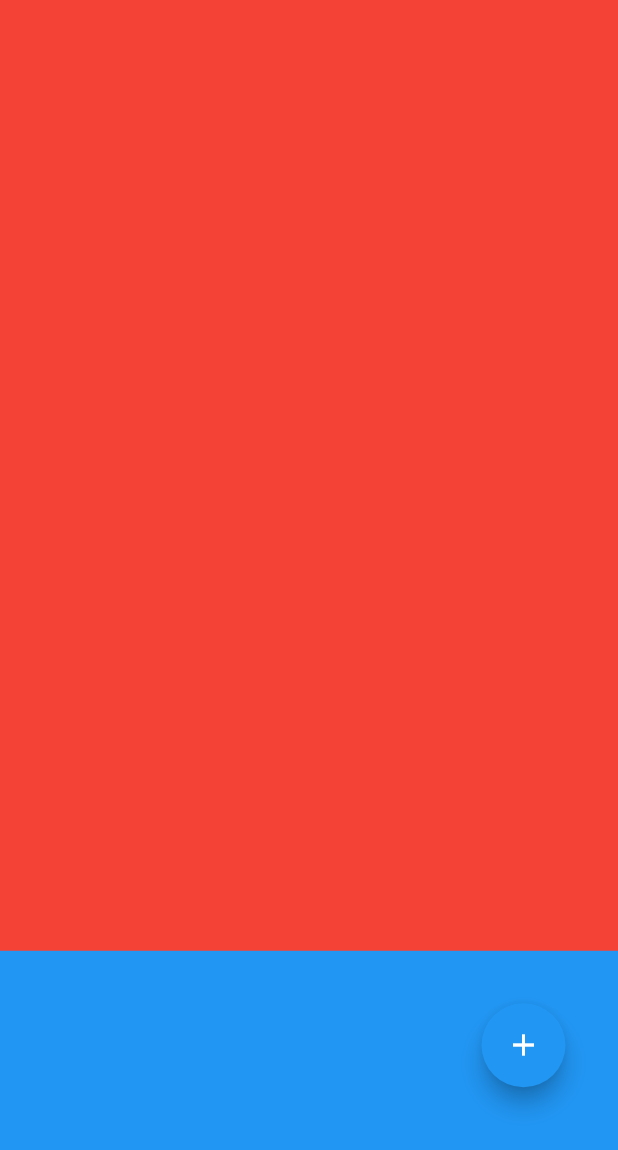
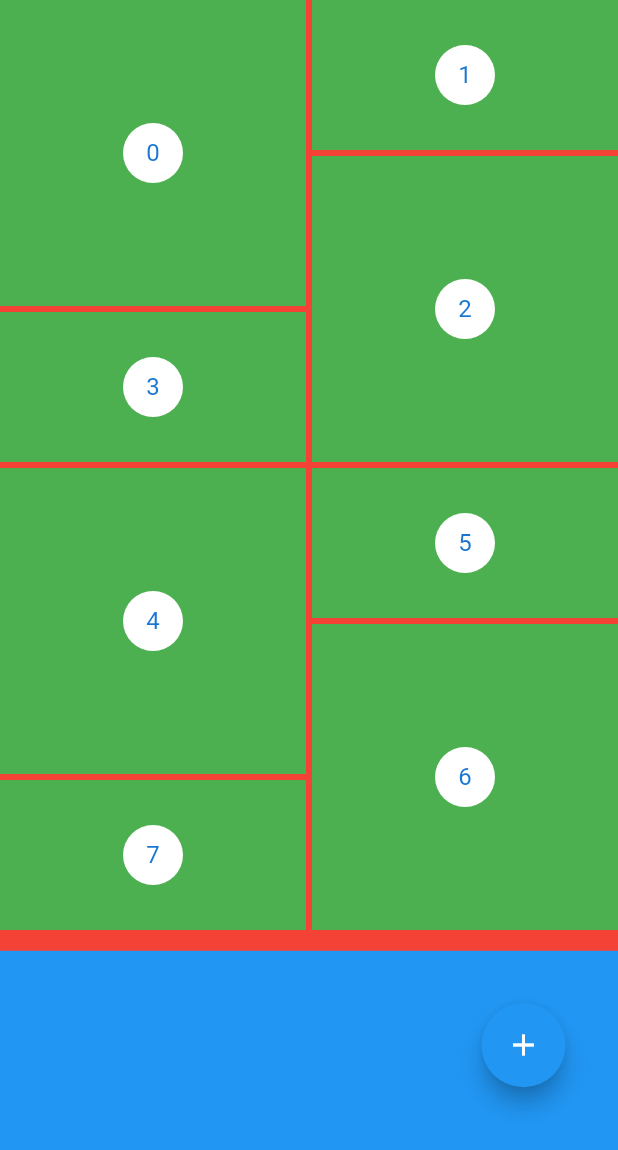
Before and after one commit to anecba/MeuGerenciadorArquivos, a Flutter app: the HomePage screen opened directly, on a phone screen of 412 x 824 dp. Shown: the top 1150 px of the screen. Run offline on Flutter 3.47's test engine with Material 2 defaults, Android fonts, the phone set to English and light mode, and no system bars.

Commit message:
Adicionando widget a tela home.

```diff
--- a/lib/Home/home.dart
+++ b/lib/Home/home.dart
@@ -1,6 +1,7 @@
 import 'package:flutter/material.dart';
 import 'package:flutter/services.dart';
 import '../main.dart';
+import 'package:flutter_staggered_grid_view/flutter_staggered_grid_view.dart';
 
 class HomeApp extends StatelessWidget {
   @override
@@ -53,8 +54,6 @@ class _HomePageState extends State<HomePage> {
         child: Container(
           color: Colors.blue,
           height: MediaQuery.of(context).size.height,
-
-
           width: MediaQuery.of(context).size.width,
           child: Column(
             mainAxisSize: MainAxisSize.max,
@@ -64,6 +63,22 @@ class _HomePageState extends State<HomePage> {
                 height: MediaQuery.of(context).size.height/1.3,
                 color: Colors.red,
                 width: MediaQuery.of(context).size.width,
+                child: new StaggeredGridView.countBuilder(
+                  crossAxisCount: 4,
+                  itemCount: 8,
+                  itemBuilder: (BuildContext context, int index) => new Container(
+                      color: Colors.green,
+                      child: new Center(
+                        child: new CircleAvatar(
+                          backgroundColor: Colors.white,
+                          child: new Text('$index'),
+                        ),
+                      )),
+                  staggeredTileBuilder: (int index) =>
+                  new StaggeredTile.count(2, index.isEven ? 2 : 1),
+                  mainAxisSpacing: 4.0,
+                  crossAxisSpacing: 4.0,
+                ),
               ),
               Align(
                 alignment: Alignment.bottomRight,
--- a/pubspec.yaml
+++ b/pubspec.yaml
@@ -21,6 +21,7 @@ dependencies:
     sdk: flutter
 
   sqflite: ^1.1.0
+  flutter_staggered_grid_view: "^0.2.7"
 
   # The following adds the Cupertino Icons font to your application.
   # Use with the CupertinoIcons class for iOS style icons.
```
Also changed, not shown: pubspec.lock.
